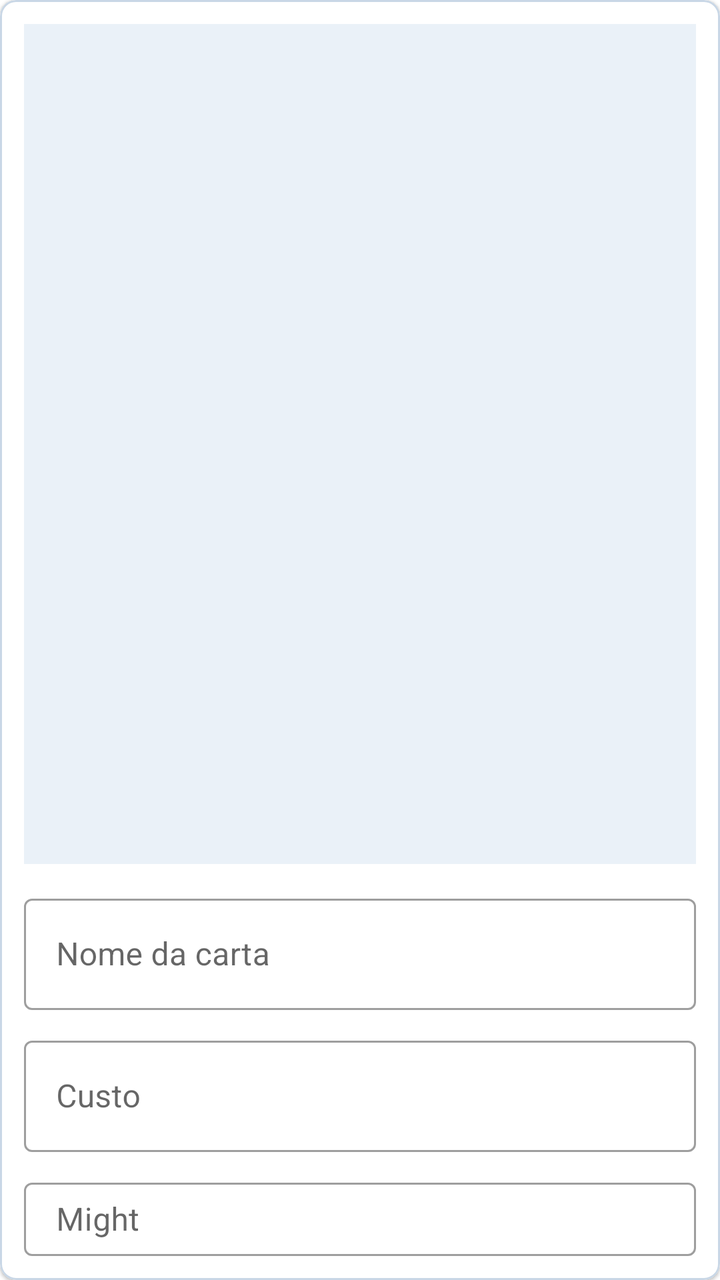
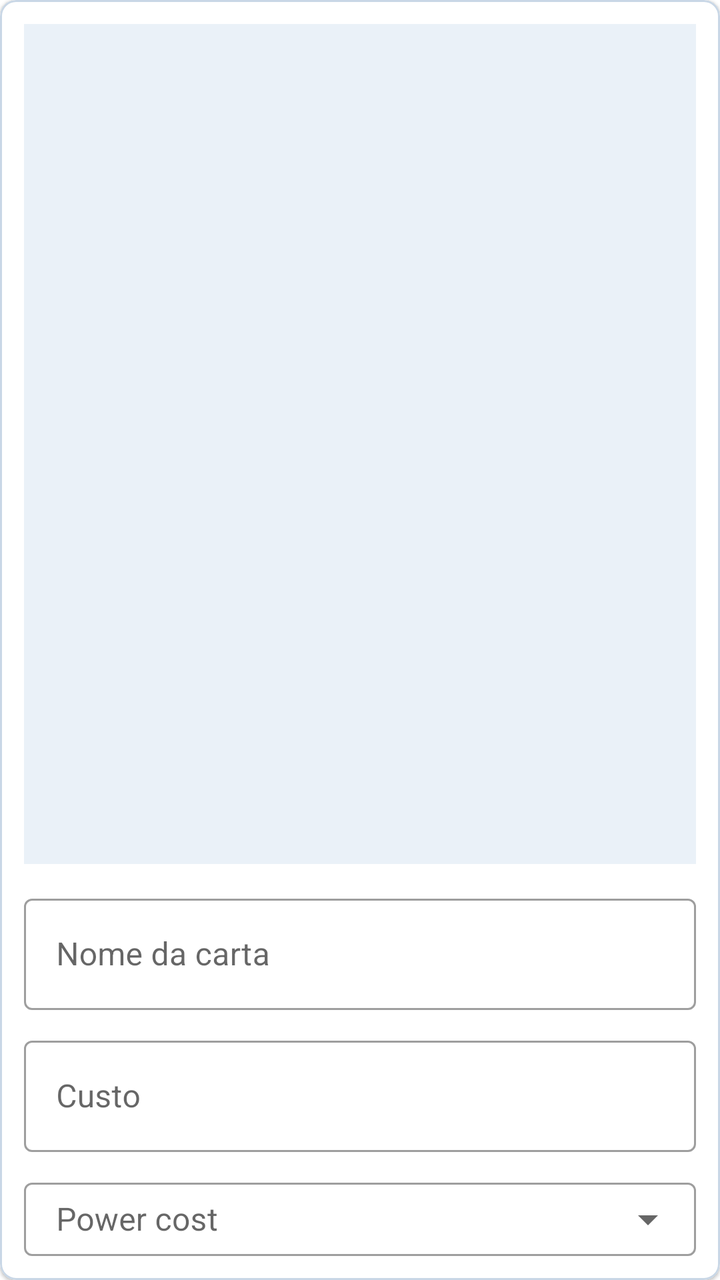

Screens rendered from an Android XML layout before and after an edit, with the pre-edit source and the edit as a unified diff.
<!-- AndroidManifest.xml: application theme Theme.Riftbound_card_reader -->
<!-- res/layout/item_review_draft.xml -->
<?xml version="1.0" encoding="utf-8"?>
<com.google.android.material.card.MaterialCardView xmlns:android="http://schemas.android.com/apk/res/android"
    xmlns:app="http://schemas.android.com/apk/res-auto"
    android:layout_width="match_parent"
    android:layout_height="wrap_content"
    android:layout_marginBottom="12dp"
    app:cardBackgroundColor="@color/rift_surface"
    app:cardCornerRadius="8dp"
    app:cardElevation="1dp"
    app:strokeColor="@color/rift_stroke"
    app:strokeWidth="1dp">

    <LinearLayout
        android:layout_width="match_parent"
        android:layout_height="wrap_content"
        android:orientation="vertical"
        android:padding="12dp">

        <ImageView
            android:id="@+id/draftImage"
            android:layout_width="match_parent"
            android:layout_height="420dp"
            android:adjustViewBounds="true"
            android:background="@color/rift_surface_tint"
            android:contentDescription="@string/capture_card"
            android:scaleType="fitCenter" />

        <com.google.android.material.textfield.TextInputLayout
            android:id="@+id/nameLayout"
            style="@style/Widget.MaterialComponents.TextInputLayout.OutlinedBox"
            android:layout_width="match_parent"
            android:layout_height="wrap_content"
            android:layout_marginTop="12dp"
            android:hint="@string/card_name">

            <com.google.android.material.textfield.TextInputEditText
                android:id="@+id/nameInput"
                android:layout_width="match_parent"
                android:layout_height="wrap_content"
                android:inputType="textCapWords"
                android:maxLines="1" />
        </com.google.android.material.textfield.TextInputLayout>

        <com.google.android.material.textfield.TextInputLayout
            style="@style/Widget.MaterialComponents.TextInputLayout.OutlinedBox"
            android:layout_width="match_parent"
            android:layout_height="wrap_content"
            android:layout_marginTop="10dp"
            android:hint="@string/card_cost">

            <com.google.android.material.textfield.TextInputEditText
                android:id="@+id/costInput"
                android:layout_width="match_parent"
                android:layout_height="wrap_content"
                android:inputType="number"
                android:maxLines="1" />
        </com.google.android.material.textfield.TextInputLayout>

        <com.google.android.material.textfield.TextInputLayout
            style="@style/Widget.MaterialComponents.TextInputLayout.OutlinedBox"
            android:layout_width="match_parent"
            android:layout_height="wrap_content"
            android:layout_marginTop="10dp"
            android:hint="@string/card_might">

            <com.google.android.material.textfield.TextInputEditText
                android:id="@+id/mightInput"
                android:layout_width="match_parent"
                android:layout_height="wrap_content"
                android:inputType="number"
                android:maxLines="1" />
        </com.google.android.material.textfield.TextInputLayout>

        <com.google.android.material.textfield.TextInputLayout
            style="@style/Widget.MaterialComponents.TextInputLayout.OutlinedBox.ExposedDropdownMenu"
            android:layout_width="match_parent"
            android:layout_height="wrap_content"
            android:layout_marginTop="10dp"
            android:hint="@string/card_domain">

            <AutoCompleteTextView
                android:id="@+id/domainInput"
                android:layout_width="match_parent"
                android:layout_height="wrap_content"
                android:inputType="textCapWords"
                android:maxLines="1" />
        </com.google.android.material.textfield.TextInputLayout>

        <com.google.android.material.textfield.TextInputLayout
            style="@style/Widget.MaterialComponents.TextInputLayout.OutlinedBox.ExposedDropdownMenu"
            android:layout_width="match_parent"
            android:layout_height="wrap_content"
            android:layout_marginTop="10dp"
            android:hint="@string/card_type">

            <AutoCompleteTextView
                android:id="@+id/typeInput"
                android:layout_width="match_parent"
                android:layout_height="wrap_content"
                android:inputType="textCapWords"
                android:maxLines="1" />
        </com.google.android.material.textfield.TextInputLayout>

        <com.google.android.material.textfield.TextInputLayout
            style="@style/Widget.MaterialComponents.TextInputLayout.OutlinedBox"
            android:layout_width="match_parent"
            android:layout_height="wrap_content"
            android:layout_marginTop="10dp"
            android:hint="@string/ocr_text">

            <com.google.android.material.textfield.TextInputEditText
                android:id="@+id/ocrInput"
                android:layout_width="match_parent"
                android:layout_height="wrap_content"
                android:gravity="top"
                android:inputType="textMultiLine"
                android:minLines="2" />
        </com.google.android.material.textfield.TextInputLayout>

        <com.google.android.material.textfield.TextInputLayout
            style="@style/Widget.MaterialComponents.TextInputLayout.OutlinedBox"
            android:layout_width="match_parent"
            android:layout_height="wrap_content"
            android:layout_marginTop="10dp"
            android:hint="@string/card_number">

            <com.google.android.material.textfield.TextInputEditText
                android:id="@+id/cardNumberInput"
                android:layout_width="match_parent"
                android:layout_height="wrap_content"
                android:inputType="text"
                android:maxLines="1" />
        </com.google.android.material.textfield.TextInputLayout>
    </LinearLayout>
</com.google.android.material.card.MaterialCardView>
<!-- resources referenced by this layout -->
<resources>
  <color name="rift_stroke">#FFC9D7E6</color>
  <color name="rift_surface">#FFFFFFFF</color>
  <color name="rift_surface_tint">#FFEAF1F8</color>
  <string name="capture_card">Capturar carta</string>
  <string name="card_cost">Custo</string>
  <string name="card_domain">Dominio</string>
  <string name="card_might">Might</string>
  <string name="card_name">Nome da carta</string>
  <string name="card_number">Numero da carta</string>
  <string name="card_type">Tipo</string>
  <string name="ocr_text">Efeito</string>
  <style name="Theme.Riftbound_card_reader" parent="Theme.MaterialComponents.DayNight.NoActionBar">
          
          <item name="colorPrimary">@color/rift_primary</item>
          <item name="colorPrimaryVariant">@color/rift_primary_dark</item>
          <item name="colorOnPrimary">@color/white</item>
          
          <item name="colorSecondary">@color/rift_secondary</item>
          <item name="colorSecondaryVariant">@color/rift_secondary</item>
          <item name="colorOnSecondary">@color/white</item>
          
          <item name="android:statusBarColor">?attr/colorPrimaryVariant</item>
          <item name="android:navigationBarColor">@color/rift_background</item>
          <item name="android:windowLightNavigationBar" tools:targetApi="27">true</item>
          
      </style>
  <color name="rift_primary">#FF123A5A</color>
  <color name="rift_primary_dark">#FF071E33</color>
  <color name="white">#FFFFFFFF</color>
  <color name="rift_secondary">#FF2B7FA3</color>
  <color name="rift_background">#FFF3F7FB</color>
</resources>

<!-- the commit's change to res/layout/item_review_draft.xml (unified diff, before → after) -->
@@ -53,6 +53,21 @@
                 android:layout_width="match_parent"
                 android:layout_height="wrap_content"
                 android:inputType="number"
+                android:maxLines="1" />
+        </com.google.android.material.textfield.TextInputLayout>
+
+        <com.google.android.material.textfield.TextInputLayout
+            style="@style/Widget.MaterialComponents.TextInputLayout.OutlinedBox.ExposedDropdownMenu"
+            android:layout_width="match_parent"
+            android:layout_height="wrap_content"
+            android:layout_marginTop="10dp"
+            android:hint="@string/card_power_cost">
+
+            <AutoCompleteTextView
+                android:id="@+id/powerCostInput"
+                android:layout_width="match_parent"
+                android:layout_height="wrap_content"
+                android:inputType="textCapWords"
                 android:maxLines="1" />
         </com.google.android.material.textfield.TextInputLayout>
 
@@ -131,5 +146,20 @@
                 android:inputType="text"
                 android:maxLines="1" />
         </com.google.android.material.textfield.TextInputLayout>
+
+        <com.google.android.material.textfield.TextInputLayout
+            style="@style/Widget.MaterialComponents.TextInputLayout.OutlinedBox.ExposedDropdownMenu"
+            android:layout_width="match_parent"
+            android:layout_height="wrap_content"
+            android:layout_marginTop="10dp"
+            android:hint="@string/card_set">
+
+            <AutoCompleteTextView
+                android:id="@+id/cardSetInput"
+                android:layout_width="match_parent"
+                android:layout_height="wrap_content"
+                android:inputType="textCapCharacters"
+                android:maxLines="1" />
+        </com.google.android.material.textfield.TextInputLayout>
     </LinearLayout>
 </com.google.android.material.card.MaterialCardView>
<!-- resource entries referenced after the edit -->
@@ -9,6 +9,8 @@
   <string name="card_might">Might</string>
   <string name="card_name">Nome da carta</string>
   <string name="card_number">Numero da carta</string>
+  <string name="card_power_cost">Power cost</string>
+  <string name="card_set">Set</string>
   <string name="card_type">Tipo</string>
   <string name="ocr_text">Efeito</string>
   <style name="Theme.Riftbound_card_reader" parent="Theme.MaterialComponents.DayNight.NoActionBar">
